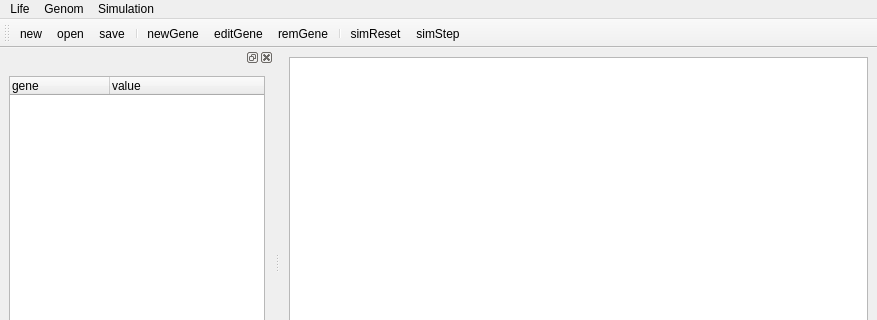
Qt form widget/lifeeditor.ui (dridk/estel) before a commit; both pictures show x 0 to 877 and y 0 to 320 of the 877 by 497 pixel window.
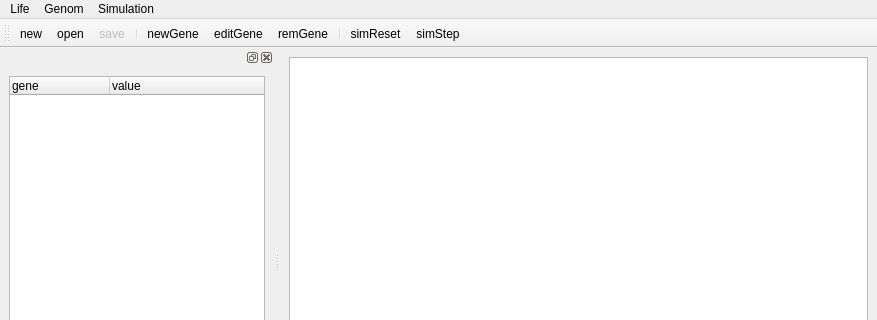
The same form after that commit.

Diff of the .ui file:
```diff
--- a/widget/lifeeditor.ui
+++ b/widget/lifeeditor.ui
@@ -152,6 +152,9 @@
    </property>
   </action>
   <action name="actionSave">
+   <property name="enabled">
+    <bool>false</bool>
+   </property>
    <property name="text">
     <string>save</string>
    </property>
```
